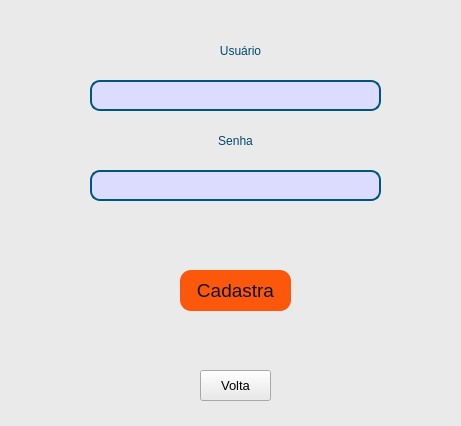
Old version of the form Windows/tela_criar_login.ui in the repository FabioAleluia/MeuSysDeCadastro_v1.0.
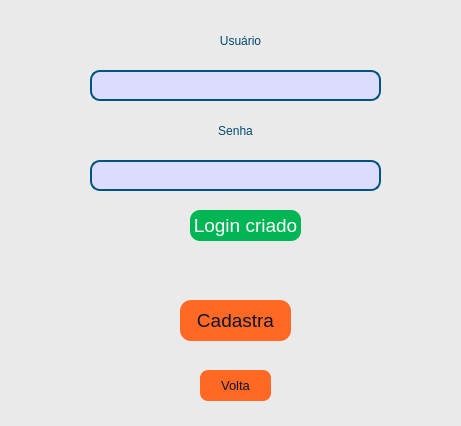
New version of the form.

The edit to the form file:
```diff
--- a/Windows/tela_criar_login.ui
+++ b/Windows/tela_criar_login.ui
@@ -33,7 +33,7 @@
     <property name="geometry">
      <rect>
       <x>180</x>
-      <y>270</y>
+      <y>300</y>
       <width>111</width>
       <height>41</height>
      </rect>
@@ -52,7 +52,7 @@
 	font: 14pt &quot;Arial&quot;;
 	border-radius: 11px;
 	color: #0f132e;
-	background-color: #fc580c;
+	background-color: #FF6924;
 }
 
 QPushButton:hover {
@@ -68,7 +68,7 @@
     <property name="geometry">
      <rect>
       <x>90</x>
-      <y>80</y>
+      <y>70</y>
       <width>291</width>
       <height>31</height>
      </rect>
@@ -112,7 +112,7 @@
     <property name="geometry">
      <rect>
       <x>90</x>
-      <y>170</y>
+      <y>160</y>
       <width>291</width>
       <height>31</height>
      </rect>
@@ -143,31 +143,11 @@
      <set>Qt::AlignCenter</set>
     </property>
    </widget>
-   <widget class="QLabel" name="label_2">
-    <property name="geometry">
-     <rect>
-      <x>210</x>
-      <y>40</y>
-      <width>61</width>
-      <height>21</height>
-     </rect>
-    </property>
-    <property name="styleSheet">
-     <string notr="true">font: 12pt &quot;Arial&quot;;
-color:#004a6d;</string>
-    </property>
-    <property name="text">
-     <string>Usuário</string>
-    </property>
-    <property name="alignment">
-     <set>Qt::AlignCenter</set>
-    </property>
-   </widget>
    <widget class="QLabel" name="label_3">
     <property name="geometry">
      <rect>
       <x>210</x>
-      <y>130</y>
+      <y>120</y>
       <width>51</width>
       <height>21</height>
      </rect>
@@ -186,8 +166,8 @@
    <widget class="QLabel" name="aviso_cadastro">
     <property name="geometry">
      <rect>
-      <x>100</x>
-      <y>220</y>
+      <x>110</x>
+      <y>210</y>
       <width>271</width>
       <height>31</height>
      </rect>
@@ -238,18 +218,163 @@
 	font: 10pt &quot;Arial&quot;;
 	border-radius: 8px;
 	color: #0f132e;
-	background-color: #fc580c;
+	background-color: #FF6924;
 }
 
 QPushButton:hover {
    
 	background-color: #f8872e;
-};</string>
+}</string>
     </property>
     <property name="text">
      <string>Volta</string>
     </property>
    </widget>
+   <widget class="QLabel" name="aviso_01">
+    <property name="geometry">
+     <rect>
+      <x>390</x>
+      <y>80</y>
+      <width>16</width>
+      <height>16</height>
+     </rect>
+    </property>
+    <property name="font">
+     <font>
+      <family>Arial</family>
+      <pointsize>15</pointsize>
+      <weight>75</weight>
+      <italic>false</italic>
+      <bold>true</bold>
+     </font>
+    </property>
+    <property name="layoutDirection">
+     <enum>Qt::LeftToRight</enum>
+    </property>
+    <property name="autoFillBackground">
+     <bool>false</bool>
+    </property>
+    <property name="styleSheet">
+     <string notr="true">color: rgb(255, 85, 85);</string>
+    </property>
+    <property name="text">
+     <string/>
+    </property>
+   </widget>
+   <widget class="QLabel" name="aviso_02">
+    <property name="geometry">
+     <rect>
+      <x>390</x>
+      <y>170</y>
+      <width>16</width>
+      <height>16</height>
+     </rect>
+    </property>
+    <property name="font">
+     <font>
+      <family>Arial</family>
+      <pointsize>15</pointsize>
+      <weight>75</weight>
+      <italic>false</italic>
+      <bold>true</bold>
+     </font>
+    </property>
+    <property name="layoutDirection">
+     <enum>Qt::LeftToRight</enum>
+    </property>
+    <property name="autoFillBackground">
+     <bool>false</bool>
+    </property>
+    <property name="styleSheet">
+     <string notr="true">color: rgb(255, 85, 85);</string>
+    </property>
+    <property name="text">
+     <string/>
+    </property>
+   </widget>
+   <widget class="QFrame" name="frame_1">
+    <property name="geometry">
+     <rect>
+      <x>170</x>
+      <y>200</y>
+      <width>151</width>
+      <height>51</height>
+     </rect>
+    </property>
+    <property name="toolTipDuration">
+     <number>-1</number>
+    </property>
+    <property name="styleSheet">
+     <string notr="true">background: #eaeaea;
+border-radius: 11px;</string>
+    </property>
+    <property name="frameShape">
+     <enum>QFrame::StyledPanel</enum>
+    </property>
+    <property name="frameShadow">
+     <enum>QFrame::Raised</enum>
+    </property>
+    <widget class="QLabel" name="aviso_login_criado">
+     <property name="geometry">
+      <rect>
+       <x>20</x>
+       <y>10</y>
+       <width>111</width>
+       <height>31</height>
+      </rect>
+     </property>
+     <property name="font">
+      <font>
+       <family>Arial</family>
+       <pointsize>14</pointsize>
+       <weight>50</weight>
+       <italic>false</italic>
+       <bold>false</bold>
+      </font>
+     </property>
+     <property name="styleSheet">
+      <string notr="true">font: 14pt &quot;Arial&quot;;
+color: #ffffff;
+background-color: #00b554;
+border-radius: 10px;</string>
+     </property>
+     <property name="frameShape">
+      <enum>QFrame::Box</enum>
+     </property>
+     <property name="frameShadow">
+      <enum>QFrame::Sunken</enum>
+     </property>
+     <property name="lineWidth">
+      <number>5</number>
+     </property>
+     <property name="text">
+      <string>Login criado</string>
+     </property>
+     <property name="alignment">
+      <set>Qt::AlignCenter</set>
+     </property>
+    </widget>
+   </widget>
+   <widget class="QLabel" name="label_2">
+    <property name="geometry">
+     <rect>
+      <x>210</x>
+      <y>30</y>
+      <width>61</width>
+      <height>21</height>
+     </rect>
+    </property>
+    <property name="styleSheet">
+     <string notr="true">font: 12pt &quot;Arial&quot;;
+color:#004a6d;</string>
+    </property>
+    <property name="text">
+     <string>Usuário</string>
+    </property>
+    <property name="alignment">
+     <set>Qt::AlignCenter</set>
+    </property>
+   </widget>
   </widget>
   <widget class="QStatusBar" name="statusbar"/>
  </widget>
```
